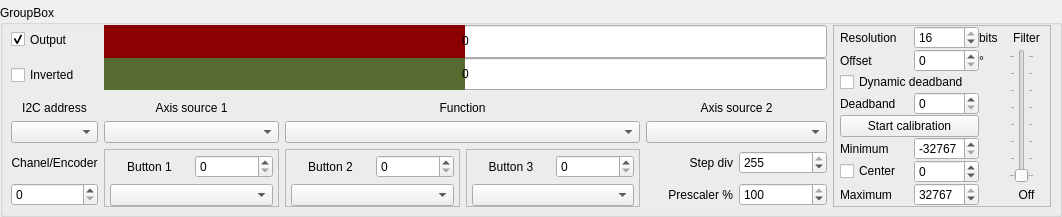
FreeJoy-Team/FreeJoyConfiguratorQt, file widgets/axes.ui: the form before one commit.
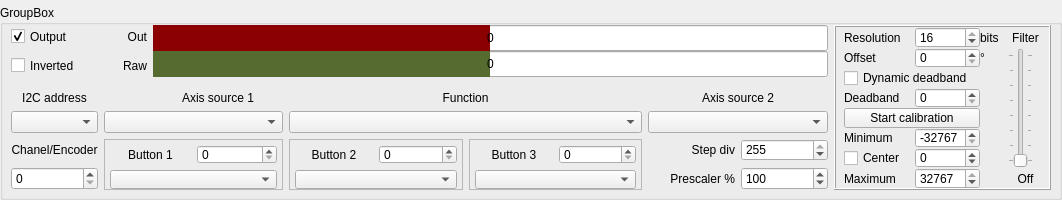
The form after the commit.

What changed in the file:
```diff
--- a/widgets/axes.ui
+++ b/widgets/axes.ui
@@ -7,9 +7,15 @@
     <x>0</x>
     <y>0</y>
     <width>1062</width>
-    <height>205</height>
+    <height>200</height>
    </rect>
   </property>
+  <property name="minimumSize">
+   <size>
+    <width>0</width>
+    <height>200</height>
+   </size>
+  </property>
   <property name="windowTitle">
    <string>Form</string>
   </property>
@@ -34,7 +40,7 @@
      <property name="title">
       <string>GroupBox</string>
      </property>
-     <layout class="QGridLayout" name="gridLayout_2" rowstretch="3,3,2,2,2,2" columnstretch="2,4,4,4,2,2,5">
+     <layout class="QGridLayout" name="gridLayout_2" rowstretch="3,3,4,2,2,2" columnstretch="2,1,3,4,4,2,2,5">
       <property name="leftMargin">
        <number>8</number>
       </property>
@@ -50,8 +56,8 @@
       <property name="verticalSpacing">
        <number>6</number>
       </property>
-      <item row="2" column="2" colspan="2">
-       <widget class="QLabel" name="text_function">
+      <item row="2" column="2">
+       <widget class="QLabel" name="text_axisSource1">
         <property name="sizePolicy">
          <sizepolicy hsizetype="Preferred" vsizetype="Preferred">
           <horstretch>0</horstretch>
@@ -59,55 +65,47 @@
          </sizepolicy>
         </property>
         <property name="text">
-         <string>Function</string>
+         <string>Axis source 1</string>
         </property>
         <property name="alignment">
          <set>Qt::AlignBottom|Qt::AlignHCenter</set>
         </property>
        </widget>
       </item>
-      <item row="4" column="3" rowspan="2">
-       <widget class="QFrame" name="frame_3">
-        <property name="frameShape">
-         <enum>QFrame::StyledPanel</enum>
+      <item row="3" column="0">
+       <widget class="QComboBox" name="comboBox_I2cAddress"/>
+      </item>
+      <item row="2" column="0">
+       <widget class="QLabel" name="text_i2cAddress">
+        <property name="sizePolicy">
+         <sizepolicy hsizetype="Preferred" vsizetype="Preferred">
+          <horstretch>0</horstretch>
+          <verstretch>0</verstretch>
+         </sizepolicy>
         </property>
-        <property name="frameShadow">
-         <enum>QFrame::Raised</enum>
+        <property name="text">
+         <string>I2C address</string>
         </property>
-        <layout class="QGridLayout" name="gridLayout_5">
-         <property name="leftMargin">
-          <number>5</number>
-         </property>
-         <property name="topMargin">
-          <number>5</number>
-         </property>
-         <property name="rightMargin">
-          <number>5</number>
-         </property>
-         <property name="bottomMargin">
-          <number>0</number>
-         </property>
-         <item row="0" column="0">
-          <widget class="QLabel" name="text_button3">
-           <property name="text">
-            <string>Button 3</string>
-           </property>
-           <property name="alignment">
-            <set>Qt::AlignCenter</set>
-           </property>
-          </widget>
-         </item>
-         <item row="0" column="1">
-          <widget class="QSpinBox" name="spinBox_Button3">
-           <property name="maximum">
-            <number>128</number>
-           </property>
-          </widget>
-         </item>
-         <item row="1" column="0" colspan="2">
-          <widget class="QComboBox" name="comboBox_Button3"/>
-         </item>
-        </layout>
+        <property name="alignment">
+         <set>Qt::AlignBottom|Qt::AlignHCenter</set>
+        </property>
+       </widget>
+      </item>
+      <item row="5" column="0">
+       <widget class="QSpinBox" name="spinBox_ChanelEncoder">
+        <property name="maximum">
+         <number>15</number>
+        </property>
+       </widget>
+      </item>
+      <item row="5" column="5">
+       <widget class="QLabel" name="text_prescaler">
+        <property name="text">
+         <string>Prescaler %</string>
+        </property>
+        <property name="alignment">
+         <set>Qt::AlignRight|Qt::AlignTrailing|Qt::AlignVCenter</set>
+        </property>
        </widget>
       </item>
       <item row="0" column="0">
@@ -126,96 +124,49 @@
         </property>
        </widget>
       </item>
-      <item row="4" column="1" rowspan="2">
-       <widget class="QFrame" name="frame">
-        <property name="frameShape">
-         <enum>QFrame::StyledPanel</enum>
-        </property>
-        <property name="frameShadow">
-         <enum>QFrame::Raised</enum>
-        </property>
-        <property name="lineWidth">
-         <number>1</number>
-        </property>
-        <property name="midLineWidth">
-         <number>0</number>
-        </property>
-        <layout class="QGridLayout" name="gridLayout_3">
-         <property name="leftMargin">
-          <number>5</number>
-         </property>
-         <property name="topMargin">
-          <number>5</number>
-         </property>
-         <property name="rightMargin">
-          <number>5</number>
-         </property>
-         <property name="bottomMargin">
-          <number>0</number>
-         </property>
-         <property name="verticalSpacing">
-          <number>6</number>
-         </property>
-         <item row="0" column="0">
-          <widget class="QLabel" name="text_button1">
-           <property name="text">
-            <string>Button 1</string>
-           </property>
-           <property name="alignment">
-            <set>Qt::AlignCenter</set>
-           </property>
-          </widget>
-         </item>
-         <item row="0" column="1">
-          <widget class="QSpinBox" name="spinBox_Button1">
-           <property name="maximum">
-            <number>128</number>
-           </property>
-          </widget>
-         </item>
-         <item row="1" column="0" colspan="2">
-          <widget class="QComboBox" name="comboBox_Button1">
-           <property name="currentIndex">
-            <number>-1</number>
-           </property>
-          </widget>
-         </item>
-        </layout>
-       </widget>
-      </item>
-      <item row="2" column="1">
-       <widget class="QLabel" name="text_axisSource1">
-        <property name="sizePolicy">
-         <sizepolicy hsizetype="Preferred" vsizetype="Preferred">
-          <horstretch>0</horstretch>
-          <verstretch>0</verstretch>
-         </sizepolicy>
-        </property>
-        <property name="text">
-         <string>Axis source 1</string>
-        </property>
-        <property name="alignment">
-         <set>Qt::AlignBottom|Qt::AlignHCenter</set>
-        </property>
-       </widget>
-      </item>
-      <item row="3" column="4" colspan="2">
+      <item row="3" column="5" colspan="2">
        <widget class="QComboBox" name="comboBox_AxisSource2"/>
       </item>
-      <item row="4" column="0">
-       <widget class="QLabel" name="text_chanelEncoder">
+      <item row="1" column="0">
+       <widget class="QCheckBox" name="checkBox_Inverted">
+        <property name="sizePolicy">
+         <sizepolicy hsizetype="Minimum" vsizetype="Preferred">
+          <horstretch>0</horstretch>
+          <verstretch>0</verstretch>
+         </sizepolicy>
+        </property>
         <property name="text">
-         <string>Chanel/Encoder</string>
+         <string>Inverted</string>
         </property>
+       </widget>
+      </item>
+      <item row="2" column="5" colspan="2">
+       <widget class="QLabel" name="text_axisSource2">
+        <property name="sizePolicy">
+         <sizepolicy hsizetype="Preferred" vsizetype="Preferred">
+          <horstretch>0</horstretch>
+          <verstretch>0</verstretch>
+         </sizepolicy>
+        </property>
+        <property name="text">
+         <string>Axis source 2</string>
+        </property>
         <property name="alignment">
-         <set>Qt::AlignCenter</set>
+         <set>Qt::AlignBottom|Qt::AlignHCenter</set>
         </property>
        </widget>
       </item>
-      <item row="3" column="0">
-       <widget class="QComboBox" name="comboBox_I2cAddress"/>
+      <item row="4" column="5">
+       <widget class="QLabel" name="text_stepDiv">
+        <property name="text">
+         <string>Step div</string>
+        </property>
+        <property name="alignment">
+         <set>Qt::AlignRight|Qt::AlignTrailing|Qt::AlignVCenter</set>
+        </property>
+       </widget>
       </item>
-      <item row="4" column="2" rowspan="2">
+      <item row="4" column="3" rowspan="2">
        <widget class="QFrame" name="frame_2">
         <property name="frameShape">
          <enum>QFrame::StyledPanel</enum>
@@ -259,37 +210,147 @@
         </layout>
        </widget>
       </item>
-      <item row="5" column="4">
-       <widget class="QLabel" name="text_prescaler">
+      <item row="0" column="2" rowspan="2" colspan="5">
+       <layout class="QVBoxLayout" name="verticalLayout_2" stretch="0,0">
+        <property name="spacing">
+         <number>0</number>
+        </property>
+        <property name="sizeConstraint">
+         <enum>QLayout::SetDefaultConstraint</enum>
+        </property>
+        <item>
+         <widget class="QProgressBar" name="progressBar_Out">
+          <property name="enabled">
+           <bool>true</bool>
+          </property>
+          <property name="sizePolicy">
+           <sizepolicy hsizetype="Expanding" vsizetype="Preferred">
+            <horstretch>0</horstretch>
+            <verstretch>0</verstretch>
+           </sizepolicy>
+          </property>
+          <property name="styleSheet">
+           <string notr="true">QProgressBar::chunk {
+     background-color: rgb(139, 0, 0);
+ }
+QProgressBar::chunk:disabled {
+     background-color: rgba(139, 0, 0, 80);;
+ }</string>
+          </property>
+          <property name="minimum">
+           <number>-32767</number>
+          </property>
+          <property name="maximum">
+           <number>32767</number>
+          </property>
+          <property name="value">
+           <number>0</number>
+          </property>
+          <property name="alignment">
+           <set>Qt::AlignCenter</set>
+          </property>
+          <property name="textVisible">
+           <bool>true</bool>
+          </property>
+          <property name="invertedAppearance">
+           <bool>false</bool>
+          </property>
+          <property name="format">
+           <string>%v</string>
+          </property>
+         </widget>
+        </item>
+        <item>
+         <widget class="QProgressBar" name="progressBar_Raw">
+          <property name="enabled">
+           <bool>true</bool>
+          </property>
+          <property name="sizePolicy">
+           <sizepolicy hsizetype="Expanding" vsizetype="Preferred">
+            <horstretch>0</horstretch>
+            <verstretch>0</verstretch>
+           </sizepolicy>
+          </property>
+          <property name="styleSheet">
+           <string notr="true">QProgressBar::chunk {
+     background-color:rgb(85, 107, 47);
+ }
+QProgressBar::chunk:disabled {
+     background-color: rgba(85, 107, 47, 80);;
+ }</string>
+          </property>
+          <property name="minimum">
+           <number>-32767</number>
+          </property>
+          <property name="maximum">
+           <number>32767</number>
+          </property>
+          <property name="value">
+           <number>0</number>
+          </property>
+          <property name="alignment">
+           <set>Qt::AlignCenter</set>
+          </property>
+          <property name="textVisible">
+           <bool>true</bool>
+          </property>
+          <property name="invertedAppearance">
+           <bool>false</bool>
+          </property>
+          <property name="format">
+           <string>%v</string>
+          </property>
+         </widget>
+        </item>
+       </layout>
+      </item>
+      <item row="2" column="3" colspan="2">
+       <widget class="QLabel" name="text_function">
+        <property name="sizePolicy">
+         <sizepolicy hsizetype="Preferred" vsizetype="Preferred">
+          <horstretch>0</horstretch>
+          <verstretch>0</verstretch>
+         </sizepolicy>
+        </property>
         <property name="text">
-         <string>Prescaler %</string>
+         <string>Function</string>
         </property>
         <property name="alignment">
-         <set>Qt::AlignRight|Qt::AlignTrailing|Qt::AlignVCenter</set>
+         <set>Qt::AlignBottom|Qt::AlignHCenter</set>
         </property>
        </widget>
       </item>
-      <item row="3" column="1">
-       <widget class="QComboBox" name="comboBox_AxisSource1"/>
-      </item>
-      <item row="5" column="0">
-       <widget class="QSpinBox" name="spinBox_ChanelEncoder">
+      <item row="5" column="6">
+       <widget class="QSpinBox" name="spinBox_Prescaler">
         <property name="maximum">
-         <number>15</number>
+         <number>255</number>
         </property>
+        <property name="value">
+         <number>100</number>
+        </property>
        </widget>
       </item>
-      <item row="0" column="6" rowspan="6">
+      <item row="4" column="0">
+       <widget class="QLabel" name="text_chanelEncoder">
+        <property name="text">
+         <string>Chanel/Encoder</string>
+        </property>
+        <property name="alignment">
+         <set>Qt::AlignCenter</set>
+        </property>
+       </widget>
+      </item>
+      <item row="0" column="7" rowspan="6">
        <widget class="QFrame" name="frame_4">
         <property name="frameShape">
-         <enum>QFrame::StyledPanel</enum>
+         <enum>QFrame::Box</enum>
         </property>
         <property name="frameShadow">
          <enum>QFrame::Raised</enum>
         </property>
         <layout class="QGridLayout" name="gridLayout" columnstretch="5,4,2,2">
          <property name="leftMargin">
-          <number>6</number>
+          <number>8</number>
          </property>
          <property name="topMargin">
           <number>0</number>
@@ -481,65 +542,54 @@
         </layout>
        </widget>
       </item>
-      <item row="1" column="0">
-       <widget class="QCheckBox" name="checkBox_Inverted">
-        <property name="sizePolicy">
-         <sizepolicy hsizetype="Minimum" vsizetype="Preferred">
-          <horstretch>0</horstretch>
-          <verstretch>0</verstretch>
-         </sizepolicy>
-        </property>
-        <property name="text">
-         <string>Inverted</string>
-        </property>
-       </widget>
-      </item>
-      <item row="2" column="0">
-       <widget class="QLabel" name="text_i2cAddress">
-        <property name="sizePolicy">
-         <sizepolicy hsizetype="Preferred" vsizetype="Preferred">
-          <horstretch>0</horstretch>
-          <verstretch>0</verstretch>
-         </sizepolicy>
-        </property>
-        <property name="text">
-         <string>I2C address</string>
-        </property>
-        <property name="alignment">
-         <set>Qt::AlignBottom|Qt::AlignHCenter</set>
-        </property>
-       </widget>
-      </item>
-      <item row="4" column="4">
-       <widget class="QLabel" name="text_stepDiv">
-        <property name="text">
-         <string>Step div</string>
-        </property>
-        <property name="alignment">
-         <set>Qt::AlignRight|Qt::AlignTrailing|Qt::AlignVCenter</set>
-        </property>
-       </widget>
-      </item>
-      <item row="2" column="4" colspan="2">
-       <widget class="QLabel" name="text_axisSource2">
-        <property name="sizePolicy">
-         <sizepolicy hsizetype="Preferred" vsizetype="Preferred">
-          <horstretch>0</horstretch>
-          <verstretch>0</verstretch>
-         </sizepolicy>
-        </property>
-        <property name="text">
-         <string>Axis source 2</string>
-        </property>
-        <property name="alignment">
-         <set>Qt::AlignBottom|Qt::AlignHCenter</set>
-        </property>
-       </widget>
-      </item>
-      <item row="3" column="2" colspan="2">
+      <item row="3" column="3" colspan="2">
        <widget class="QComboBox" name="comboBox_Function"/>
       </item>
-      <item row="4" column="5">
+      <item row="4" column="4" rowspan="2">
+       <widget class="QFrame" name="frame_3">
+        <property name="frameShape">
+         <enum>QFrame::StyledPanel</enum>
+        </property>
+        <property name="frameShadow">
+         <enum>QFrame::Raised</enum>
+        </property>
+        <layout class="QGridLayout" name="gridLayout_5">
+         <property name="leftMargin">
+          <number>5</number>
+         </property>
+         <property name="topMargin">
+          <number>5</number>
+         </property>
+         <property name="rightMargin">
+          <number>5</number>
+         </property>
+         <property name="bottomMargin">
+          <number>0</number>
+         </property>
+         <item row="0" column="0">
+          <widget class="QLabel" name="text_button3">
+           <property name="text">
+            <string>Button 3</string>
+           </property>
+           <property name="alignment">
+            <set>Qt::AlignCenter</set>
+           </property>
+          </widget>
+         </item>
+         <item row="0" column="1">
+          <widget class="QSpinBox" name="spinBox_Button3">
+           <property name="maximum">
+            <number>128</number>
+           </property>
+          </widget>
+         </item>
+         <item row="1" column="0" colspan="2">
+          <widget class="QComboBox" name="comboBox_Button3"/>
+         </item>
+        </layout>
+       </widget>
+      </item>
+      <item row="4" column="6">
        <widget class="QSpinBox" name="spinBox_StepDiv">
         <property name="maximum">
          <number>255</number>
@@ -549,97 +599,97 @@
         </property>
        </widget>
       </item>
-      <item row="5" column="5">
-       <widget class="QSpinBox" name="spinBox_Prescaler">
-        <property name="maximum">
-         <number>100</number>
+      <item row="0" column="1">
+       <widget class="QLabel" name="label">
+        <property name="sizePolicy">
+         <sizepolicy hsizetype="Preferred" vsizetype="Preferred">
+          <horstretch>0</horstretch>
+          <verstretch>0</verstretch>
+         </sizepolicy>
         </property>
-        <property name="value">
-         <number>100</number>
+        <property name="text">
+         <string>Out</string>
         </property>
+        <property name="alignment">
+         <set>Qt::AlignRight|Qt::AlignTrailing|Qt::AlignVCenter</set>
+        </property>
        </widget>
       </item>
-      <item row="0" column="1" rowspan="2" colspan="5">
-       <layout class="QVBoxLayout" name="verticalLayout_2" stretch="0,0">
-        <property name="spacing">
+      <item row="1" column="1">
+       <widget class="QLabel" name="label_2">
+        <property name="sizePolicy">
+         <sizepolicy hsizetype="Preferred" vsizetype="Preferred">
+          <horstretch>0</horstretch>
+          <verstretch>0</verstretch>
+         </sizepolicy>
+        </property>
+        <property name="text">
+         <string>Raw</string>
+        </property>
+        <property name="alignment">
+         <set>Qt::AlignRight|Qt::AlignTrailing|Qt::AlignVCenter</set>
+        </property>
+       </widget>
+      </item>
+      <item row="3" column="1" colspan="2">
+       <widget class="QComboBox" name="comboBox_AxisSource1"/>
+      </item>
+      <item row="4" column="1" rowspan="2" colspan="2">
+       <widget class="QFrame" name="frame">
+        <property name="frameShape">
+         <enum>QFrame::StyledPanel</enum>
+        </property>
+        <property name="frameShadow">
+         <enum>QFrame::Raised</enum>
+        </property>
+        <property name="lineWidth">
+         <number>1</number>
+        </property>
+        <property name="midLineWidth">
          <number>0</number>
         </property>
-        <property name="sizeConstraint">
-         <enum>QLayout::SetDefaultConstraint</enum>
-        </property>
-        <item>
-         <widget class="QProgressBar" name="progressBar_Out">
-          <property name="sizePolicy">
-           <sizepolicy hsizetype="Expanding" vsizetype="Preferred">
-            <horstretch>0</horstretch>
-            <verstretch>0</verstretch>
-           </sizepolicy>
-          </property>
-          <property name="styleSheet">
-           <string notr="true">QProgressBar::chunk {
-     background-color: rgb(139, 0, 0);
- }</string>
-          </property>
-          <property name="minimum">
-           <number>-32767</number>
-          </property>
-          <property name="maximum">
-           <number>32767</number>
-          </property>
-          <property name="value">
-           <number>0</number>
-          </property>
-          <property name="alignment">
-           <set>Qt::AlignCenter</set>
-          </property>
-          <property name="textVisible">
-           <bool>true</bool>
-          </property>
-          <property name="invertedAppearance">
-           <bool>false</bool>
-          </property>
-          <property name="format">
-           <string>%v</string>
-          </property>
-         </widget>
-        </item>
-        <item>
-         <widget class="QProgressBar" name="progressBar_Raw">
-          <property name="sizePolicy">
-           <sizepolicy hsizetype="Expanding" vsizetype="Preferred">
-            <horstretch>0</horstretch>
-            <verstretch>0</verstretch>
-           </sizepolicy>
-          </property>
-          <property name="styleSheet">
-           <string notr="true">QProgressBar::chunk {
-     background-color:rgb(85, 107, 47);
- }</string>
-          </property>
-          <property name="minimum">
-           <number>-32767</number>
-          </property>
-          <property name="maximum">
-           <number>32767</number>
-          </property>
-          <property name="value">
-           <number>0</number>
-          </property>
-          <property name="alignment">
-           <set>Qt::AlignCenter</set>
-          </property>
-          <property name="textVisible">
-           <bool>true</bool>
-          </property>
-          <property name="invertedAppearance">
-           <bool>false</bool>
-          </property>
-          <property name="format">
-           <string>%v</string>
-          </property>
-         </widget>
-        </item>
-       </layout>
+        <layout class="QGridLayout" name="gridLayout_3">
+         <property name="leftMargin">
+          <number>5</number>
+         </property>
+         <property name="topMargin">
+          <number>5</number>
+         </property>
+         <property name="rightMargin">
+          <number>5</number>
+         </property>
+         <property name="bottomMargin">
+          <number>0</number>
+         </property>
+         <property name="verticalSpacing">
+          <number>6</number>
+         </property>
+         <item row="0" column="0">
+          <widget class="QLabel" name="text_button1">
+           <property name="text">
+            <string>Button 1</string>
+           </property>
+           <property name="alignment">
+            <set>Qt::AlignCenter</set>
+           </property>
+          </widget>
+         </item>
+         <item row="0" column="1">
+          <widget class="QSpinBox" name="spinBox_Button1">
+           <property name="maximum">
+            <number>128</number>
+           </property>
+          </widget>
+         </item>
+         <item row="1" column="0" colspan="2">
+          <widget class="QComboBox" name="comboBox_Button1">
+           <property name="currentIndex">
+            <number>-1</number>
+           </property>
+          </widget>
+         </item>
+        </layout>
+       </widget>
       </item>
      </layout>
     </widget>
```
